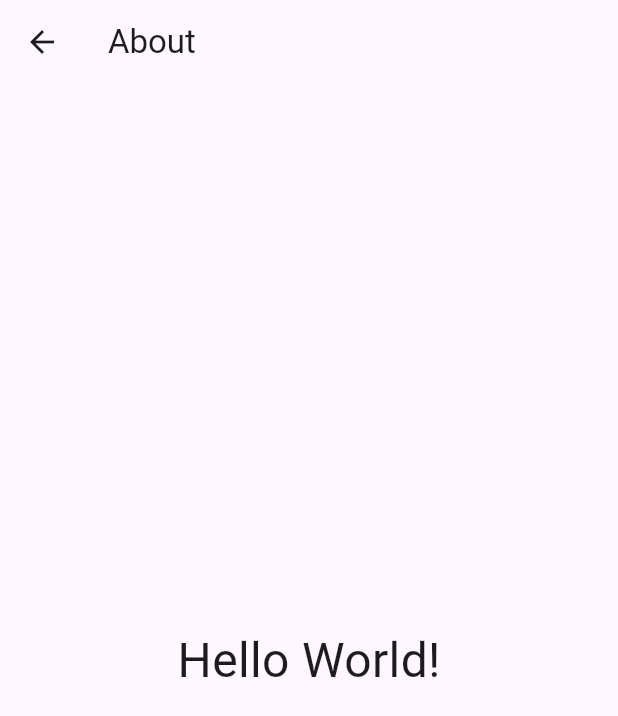
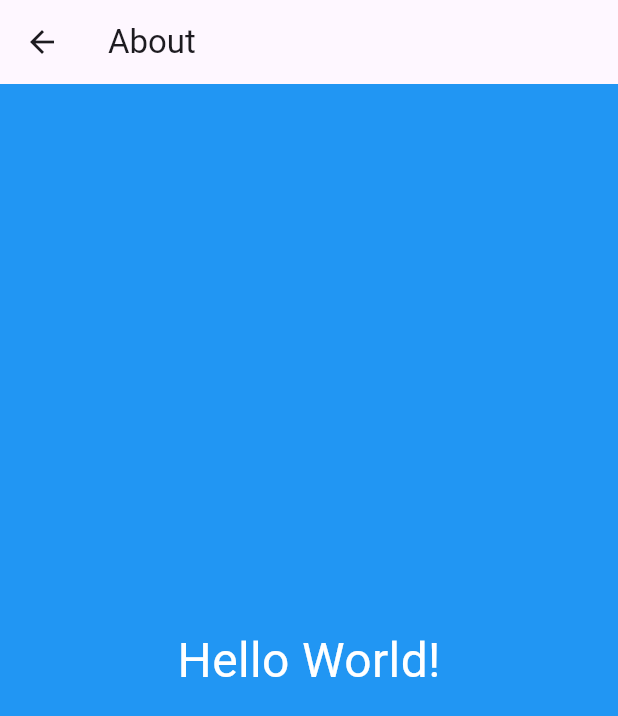
Before and after one commit to NIRANKEN/flutter-tutorial, a Flutter app: the AboutPage screen opened by its route, on a phone screen of 412 x 824 dp. Shown: the top 716 px of the screen. Run offline on Flutter 3.47's test engine with Material 2 defaults, Android fonts, the phone set to English and light mode, and no system bars.

Commit message:
third commit

```diff
--- a/lib/pages/about.dart
+++ b/lib/pages/about.dart
@@ -9,8 +9,20 @@ class AboutPage extends StatelessWidget {
       appBar: AppBar(
         title: const Text('About'),
       ),
-      body: const Center(
-        child: Text('Hello World!', style: TextStyle(fontSize: 32)),
+      body: _buildConatiner(),
+    );
+  }
+
+  // Widgetを自由に書いてみようの会
+  // https://docs.flutter.dev/ui/widgets
+  Widget _buildConatiner() {
+    return Container(
+      color: Colors.blue,
+      // width: 100,
+      // height: 100,
+      child: const Center(
+        child: Text('Hello World!',
+            style: TextStyle(fontSize: 32, color: Colors.white)),
       ),
     );
   }
```
